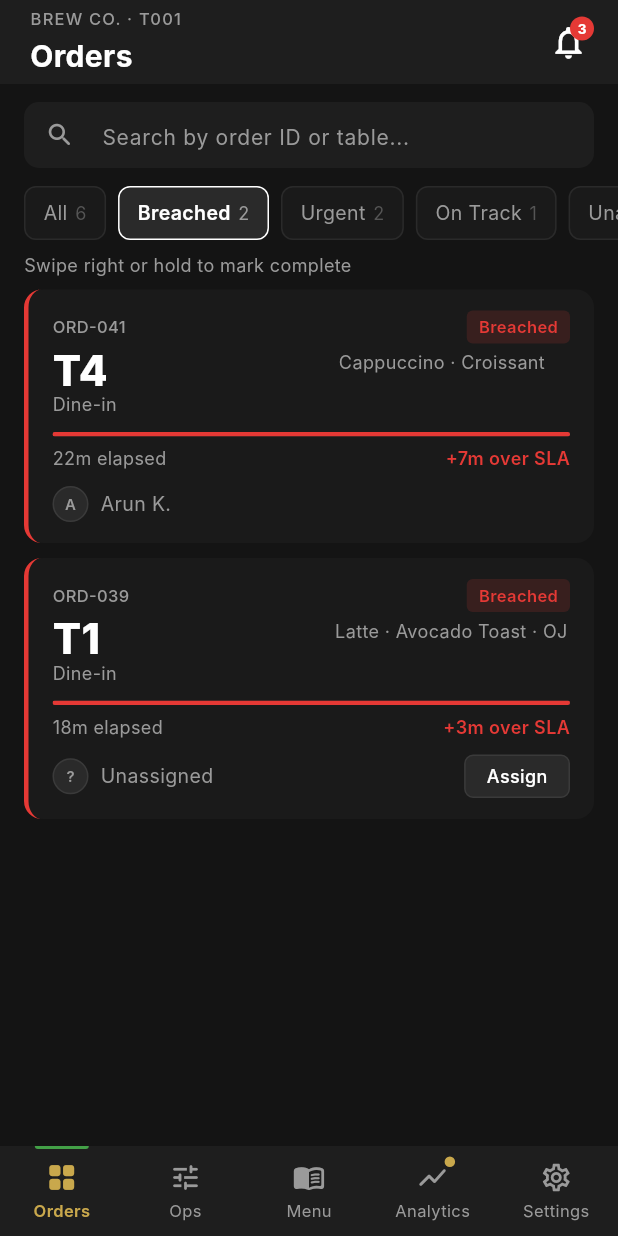
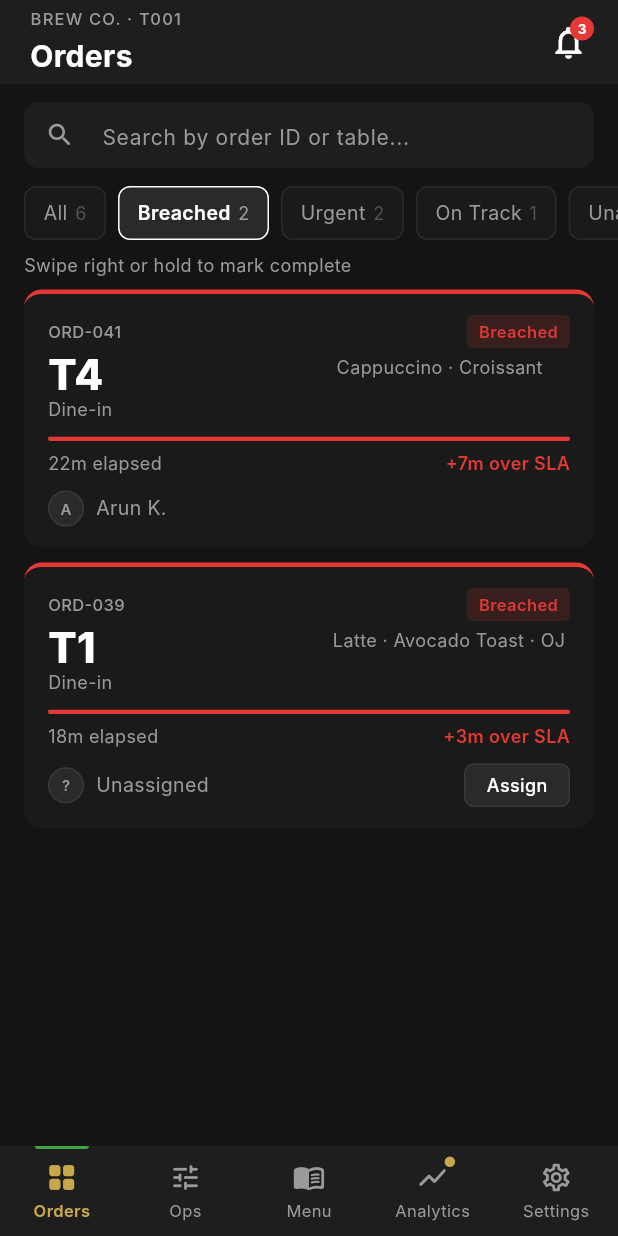
Before and after one commit to BaymaxLabs/Cafe-Management, a Flutter app: the OrdersScreen screen opened by its route, after a tap on "Breached", on a phone screen of 412 x 824 dp. Run offline on Flutter 3.47's test engine with Material 3 defaults, Android fonts, the phone set to English and light mode, and no system bars; our stand-ins replace cloud_firestore, firebase_auth, firebase_core; accounts and stored records are empty; Roboto replaces fonts that are missing (Inter).

Commit message:
fixed the card marking

```diff
--- a/lib/features/orders/widgets/order_card.dart
+++ b/lib/features/orders/widgets/order_card.dart
@@ -47,7 +47,8 @@ class OrderCard extends StatelessWidget {
       decoration: BoxDecoration(
         color: const Color(0xFF1A1A1A),
         borderRadius: BorderRadius.circular(12),
-        border: Border(left: BorderSide(color: _statusColor, width: 3)),
+        // The status accent belongs on the card's top edge in every layout.
+        border: Border(top: BorderSide(color: _statusColor, width: 3)),
       ),
       child: Padding(
         padding: const EdgeInsets.fromLTRB(16, 14, 16, 14),
```
